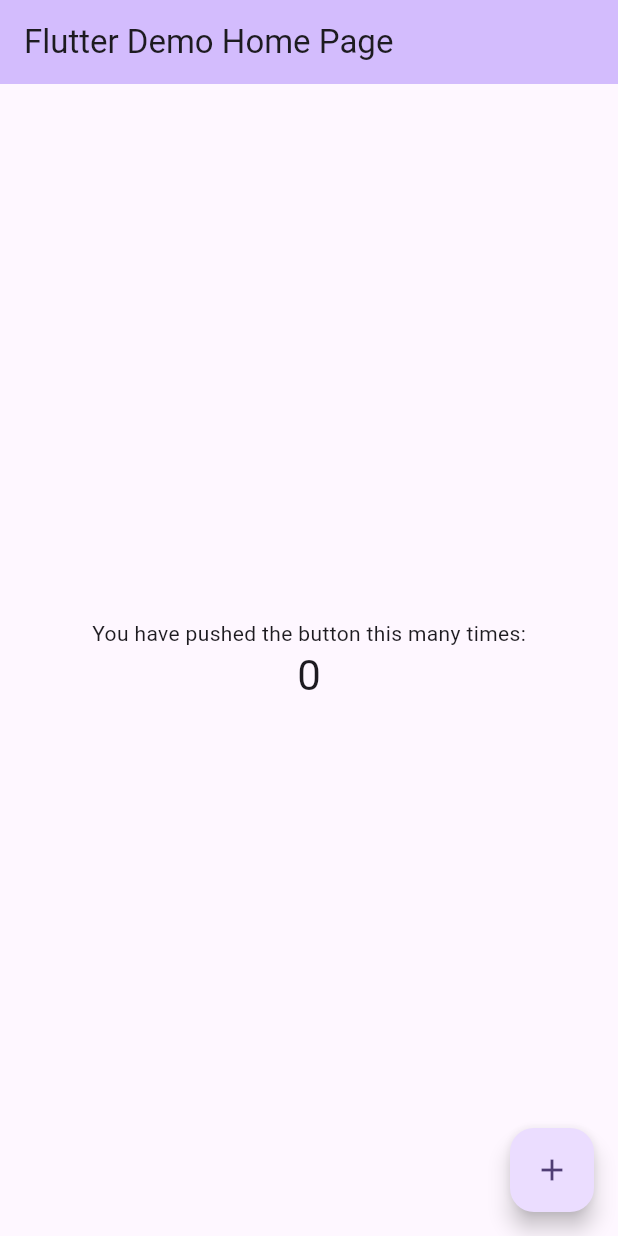
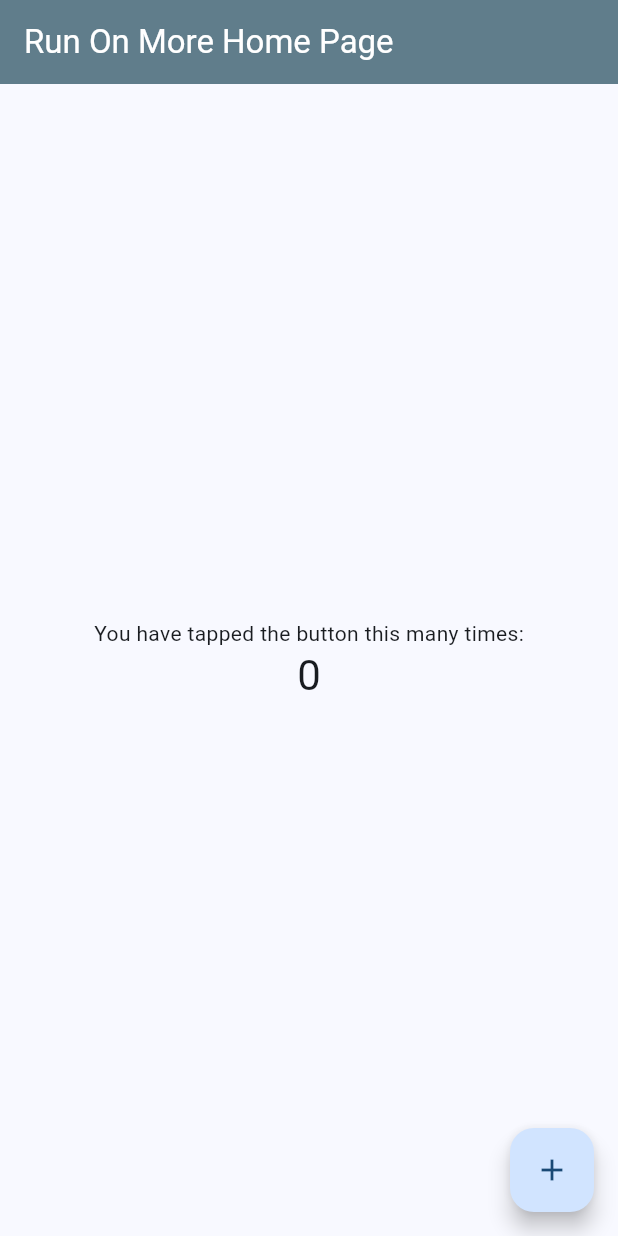
Before and after one commit to alamerton/Run-On-More, a Flutter app: the screen it shows after launch, on a phone screen of 412 x 824 dp. Run offline on Flutter 3.47's test engine with Material 2 defaults, Android fonts, the phone set to English and light mode, and no system bars.

Commit message:
Changed nav bar colour and title text colour

```diff
--- a/lib/main.dart
+++ b/lib/main.dart
@@ -11,7 +11,7 @@ class MyApp extends StatelessWidget {
   @override
   Widget build(BuildContext context) {
     return MaterialApp(
-      title: 'Flutter Demo',
+      title: 'Run On More',
       theme: ThemeData(
         // This is the theme of your application.
         //
@@ -28,10 +28,10 @@ class MyApp extends StatelessWidget {
         //
         // This works for code too, not just values: Most code changes can be
         // tested with just a hot reload.
-        colorScheme: ColorScheme.fromSeed(seedColor: Colors.deepPurple),
+        colorScheme: ColorScheme.fromSeed(seedColor: Colors.blue),
         useMaterial3: true,
       ),
-      home: const MyHomePage(title: 'Flutter Demo Home Page'),
+      home: const MyHomePage(title: 'Run On More Home Page'),
     );
   }
 }
@@ -81,10 +81,15 @@ class _MyHomePageState extends State<MyHomePage> {
         // TRY THIS: Try changing the color here to a specific color (to
         // Colors.amber, perhaps?) and trigger a hot reload to see the AppBar
         // change color while the other colors stay the same.
-        backgroundColor: Theme.of(context).colorScheme.inversePrimary,
+        backgroundColor: Colors.blueGrey,
         // Here we take the value from the MyHomePage object that was created by
         // the App.build method, and use it to set our appbar title.
-        title: Text(widget.title),
+        title: Text(
+          widget.title,
+          style: TextStyle(
+            color: Colors.white,
+          ),
+          ),
       ),
       body: Center(
         // Center is a layout widget. It takes a single child and positions it
@@ -106,7 +111,7 @@ class _MyHomePageState extends State<MyHomePage> {
           mainAxisAlignment: MainAxisAlignment.center,
           children: <Widget>[
             const Text(
-              'You have pushed the button this many times:',
+              'You have tapped the button this many times:',
             ),
             Text(
               '$_counter',
```
